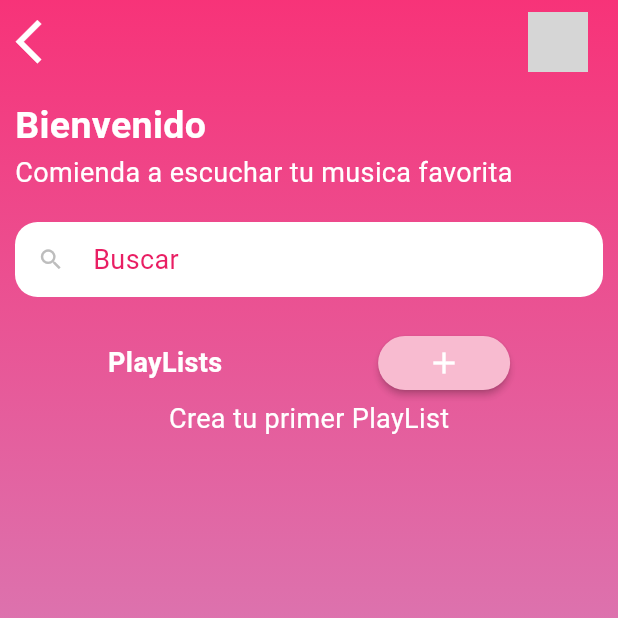
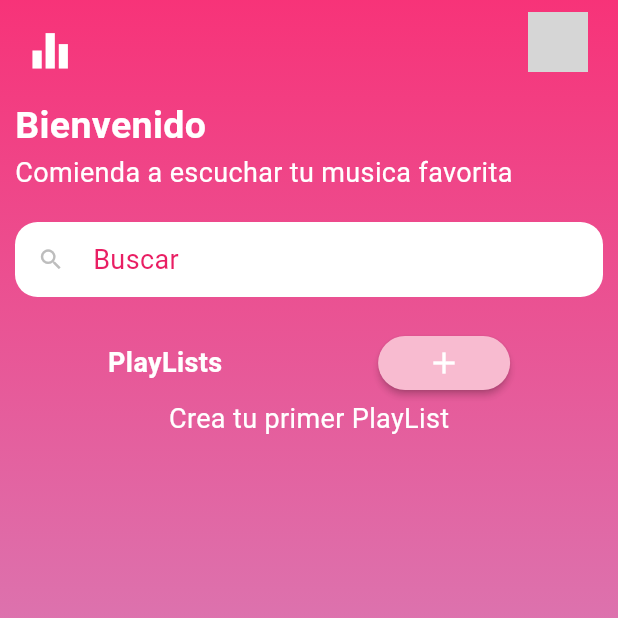
Before and after one commit to dairo1992/AppMusic, a Flutter app: the screen it shows after launch, on a phone screen of 412 x 824 dp, the top half of it. Run offline on Flutter 3.47's test engine with Material 3 defaults, Android fonts, the light colour scheme and no system bars; our stand-ins replace dio, flutter_riverpod, flutter_secure_storage, go_router, google_fonts, just_audio and 3 more; network calls fail; grey boxes are pictures that could not be loaded.

Commit message:
29-02-2024

```diff
--- a/lib/providers/reproductorProvider.dart
+++ b/lib/providers/reproductorProvider.dart
@@ -2,10 +2,7 @@ import 'package:flutter_riverpod/flutter_riverpod.dart';
 import 'package:just_audio/just_audio.dart';
 
 class ReproductorNotifier extends StateNotifier<AudioPlayer> {
-  ReproductorNotifier()
-      : super(AudioPlayer(
-            audioPipeline: AudioPipeline(
-        )));
+  ReproductorNotifier() : super(AudioPlayer());
 }
 
 final reproductorProvider =
--- a/lib/routes/routes.dart
+++ b/lib/routes/routes.dart
@@ -46,5 +46,5 @@ final router = GoRouter(routes: [
       Map<String, dynamic> args = state.extra as Map<String, dynamic>;
       return AllSongsScreen(origen: args["origen"]);
     },
-  )
-]);
+  ),
+  ]);
--- a/lib/screens/homeScreen.dart
+++ b/lib/screens/homeScreen.dart
@@ -4,6 +4,7 @@ import 'package:e_music/screens/screens.dart';
 import 'package:e_music/widgets/widgets.dart';
 import 'package:flutter/material.dart';
 import 'package:flutter_riverpod/flutter_riverpod.dart';
+import 'package:go_router/go_router.dart';
 
 class HomeScreen extends ConsumerWidget {
   final SongResponse? song;
@@ -22,12 +23,10 @@ class HomeScreen extends ConsumerWidget {
             Colors.deepPurple.shade200.withOpacity(0.8),
           ])),
       child: Scaffold(
-        appBar: const CustomAppBar(
-          // leading: IconButton(
-          //     onPressed: () {
-          //       // Wakelock.enable();
-          //     },
-          //     icon: const Icon(Icons.grid_view_rounded, color: Colors.white)),
+        appBar: CustomAppBar(
+          leading: IconButton(
+              onPressed: () => context.push("/equalizer"),
+              icon: const Icon(Icons.equalizer_outlined, color: Colors.white)),
           avatar:
               "https://as2.ftcdn.net/v2/jpg/05/62/57/51/500_F_562575144_J8ohmiSchh1A82kVXqEr9ya50DnQEFQk.jpg",
           title: '',
--- a/pubspec.yaml
+++ b/pubspec.yaml
@@ -8,6 +8,7 @@ environment:
 
 dependencies:
   dio: ^5.3.3
+  equalizer_flutter: ^0.0.1
   flutter:
     sdk: flutter
   flutter_riverpod: ^2.4.3
```
Also changed, not shown: pubspec.lock, 1 other file.
